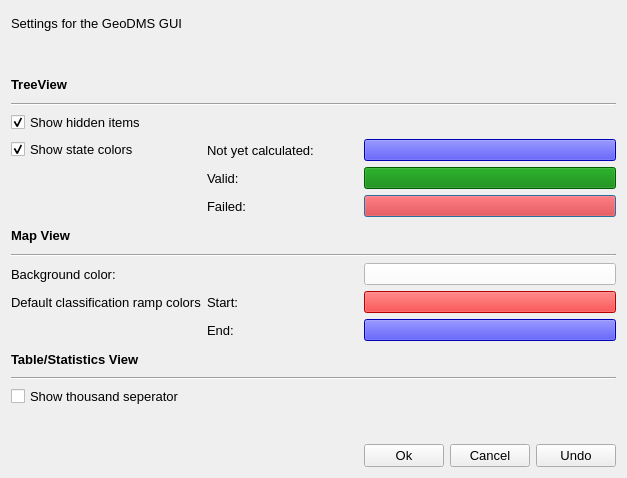
Qt form qtgui/exe/res/ui/DmsGuiOptionsWindow.ui (ObjectVision/GeoDMS) before a commit.
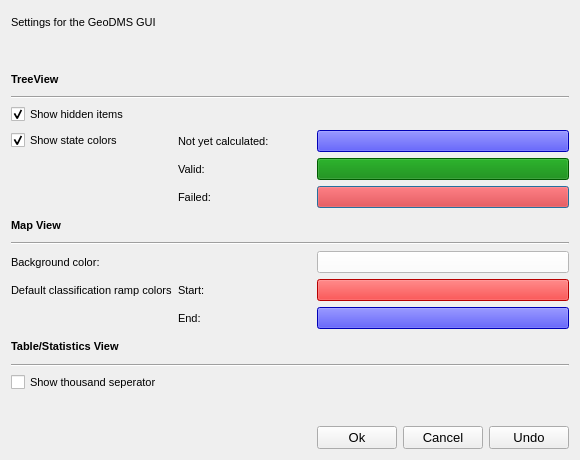
The same form after that commit.

Commit message: font set to default size

What changed in the file:
```diff
--- a/qtgui/exe/res/ui/DmsGuiOptionsWindow.ui
+++ b/qtgui/exe/res/ui/DmsGuiOptionsWindow.ui
@@ -6,8 +6,8 @@
    <rect>
     <x>0</x>
     <y>0</y>
-    <width>627</width>
-    <height>478</height>
+    <width>580</width>
+    <height>460</height>
    </rect>
   </property>
   <property name="sizePolicy">
@@ -26,7 +26,7 @@
       <widget class="QLabel" name="lbl_mapview">
        <property name="font">
         <font>
-         <pointsize>10</pointsize>
+         <pointsize>8</pointsize>
          <weight>75</weight>
          <bold>true</bold>
         </font>
@@ -40,7 +40,7 @@
       <widget class="QLabel" name="lbl_valid">
        <property name="font">
         <font>
-         <pointsize>10</pointsize>
+         <pointsize>8</pointsize>
         </font>
        </property>
        <property name="text">
@@ -58,7 +58,7 @@
        </property>
        <property name="font">
         <font>
-         <pointsize>10</pointsize>
+         <pointsize>8</pointsize>
         </font>
        </property>
        <property name="text">
@@ -81,7 +81,7 @@
       <widget class="QLabel" name="lbl_failed">
        <property name="font">
         <font>
-         <pointsize>10</pointsize>
+         <pointsize>8</pointsize>
         </font>
        </property>
        <property name="text">
@@ -106,7 +106,7 @@
       <widget class="QLabel" name="lbl_background_color">
        <property name="font">
         <font>
-         <pointsize>10</pointsize>
+         <pointsize>8</pointsize>
         </font>
        </property>
        <property name="text">
@@ -158,7 +158,7 @@
       <widget class="QCheckBox" name="m_show_thousand_separator">
        <property name="font">
         <font>
-         <pointsize>10</pointsize>
+         <pointsize>8</pointsize>
         </font>
        </property>
        <property name="text">
@@ -203,7 +203,7 @@
       <widget class="QLabel" name="lbl_treeview">
        <property name="font">
         <font>
-         <pointsize>10</pointsize>
+         <pointsize>8</pointsize>
          <weight>75</weight>
          <bold>true</bold>
         </font>
@@ -223,7 +223,7 @@
        </property>
        <property name="font">
         <font>
-         <pointsize>10</pointsize>
+         <pointsize>8</pointsize>
         </font>
        </property>
        <property name="text">
@@ -235,7 +235,7 @@
       <widget class="QLabel" name="lbl_table_statistics">
        <property name="font">
         <font>
-         <pointsize>10</pointsize>
+         <pointsize>8</pointsize>
          <weight>75</weight>
          <bold>true</bold>
         </font>
@@ -256,7 +256,7 @@
       <widget class="QLabel" name="lbl_title">
        <property name="font">
         <font>
-         <pointsize>10</pointsize>
+         <pointsize>8</pointsize>
         </font>
        </property>
        <property name="text">
@@ -278,7 +278,7 @@
       <widget class="QCheckBox" name="m_show_state_colors_in_treeview">
        <property name="font">
         <font>
-         <pointsize>10</pointsize>
+         <pointsize>8</pointsize>
         </font>
        </property>
        <property name="text">
@@ -293,7 +293,7 @@
       <widget class="QLabel" name="lbl_end">
        <property name="font">
         <font>
-         <pointsize>10</pointsize>
+         <pointsize>8</pointsize>
         </font>
        </property>
        <property name="text">
@@ -305,7 +305,7 @@
       <widget class="QLabel" name="lbl_not_yet_calculated">
        <property name="font">
         <font>
-         <pointsize>10</pointsize>
+         <pointsize>8</pointsize>
         </font>
        </property>
        <property name="text">
@@ -342,7 +342,7 @@
       <widget class="QCheckBox" name="m_show_hidden_items">
        <property name="font">
         <font>
-         <pointsize>10</pointsize>
+         <pointsize>8</pointsize>
         </font>
        </property>
        <property name="text">
```
